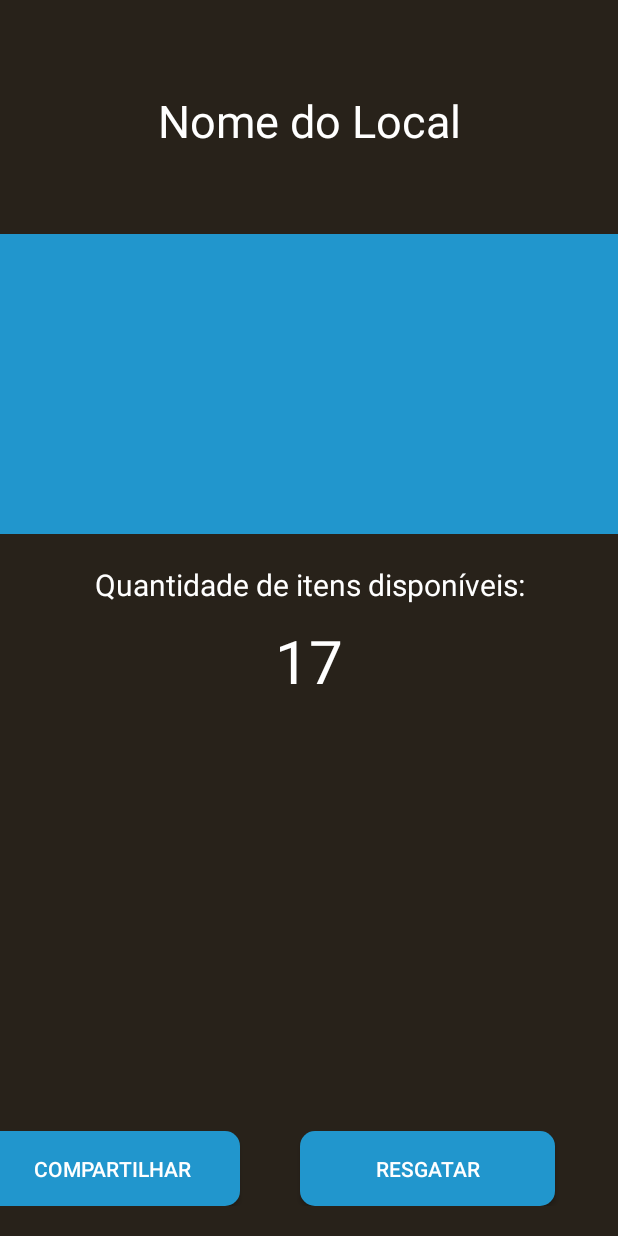
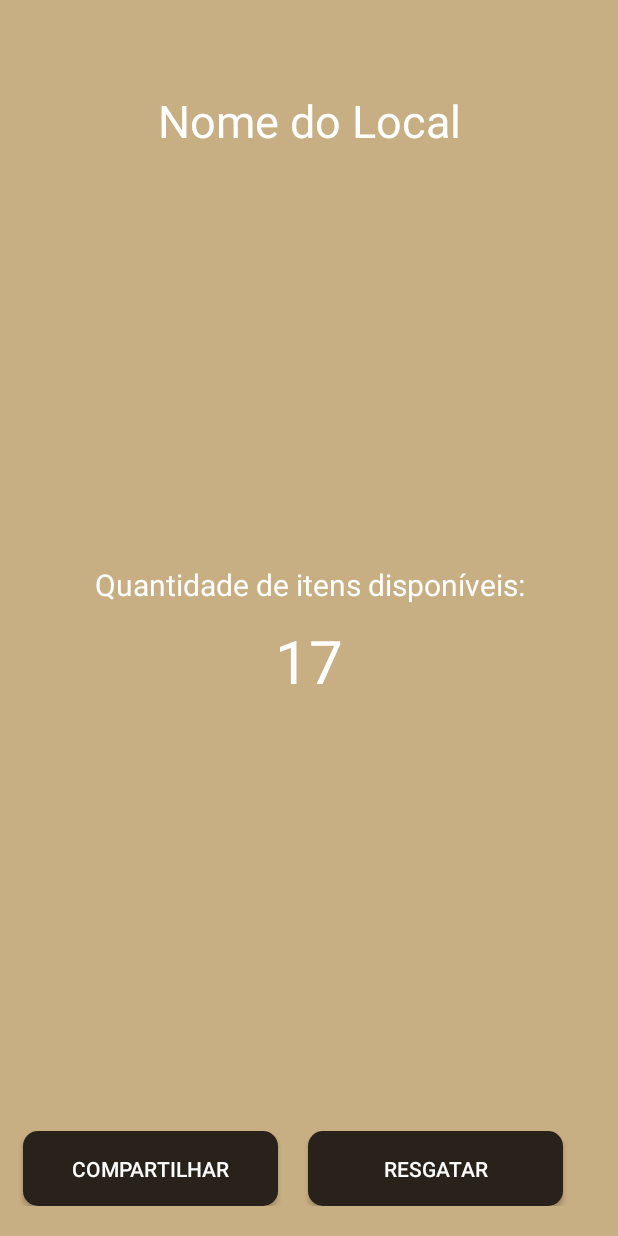
Before and after one commit to lucasncabral/cafesuspenso, an Android app: the CafeteriaActivity screen opened directly, with no data from a screen before it, on a phone screen of 412 x 824 dp. Run offline under Robolectric (Android 15) with nearby library versions, the phone set to English and light mode, and no system bars; our stand-ins replace Picasso; network calls fail; pictures from the network do not load; 6 statements that could not run were skipped.

Commit message:
Refatorando a inteface do Aplicativo

```diff
--- a/app/src/main/res/layout/activity_cafeteria.xml
+++ b/app/src/main/res/layout/activity_cafeteria.xml
@@ -4,7 +4,7 @@
     xmlns:tools="http://schemas.android.com/tools"
     android:layout_width="match_parent"
     android:layout_height="match_parent"
-    android:background="@color/colorPrimaryDark"
+    android:background="@color/colorPrimaryLight"
     tools:context="com.cafesuspenso.ufcg.cafesuspenso.Activity.CafeteriaActivity">
 
     <LinearLayout
@@ -40,7 +40,7 @@
             android:scaleType="centerCrop"
             android:layout_height="200dp"
             android:layout_marginTop="55dp"
-            android:src="@color/colorAccent" />
+            android:src="@color/colorPrimaryLight" />
 
         <TextView
             android:layout_width="match_parent"
@@ -75,21 +75,22 @@
         <Button
             android:id="@+id/share_btn"
             android:layout_width="170dp"
-            android:layout_marginLeft="-10dp"
             android:layout_height="match_parent"
+            android:layout_marginLeft="15dp"
             android:background="@drawable/border"
-            android:textColor="@color/white"
-            android:backgroundTint="@color/colorAccent"
-            android:text="Compartilhar" />
+            android:backgroundTint="@color/colorPrimaryDark"
+            android:text="Compartilhar"
+            android:textColor="@color/white" />
 
         <Button
             android:layout_width="170dp"
             android:layout_height="match_parent"
             android:background="@drawable/border"
-            android:layout_marginLeft="40dp"
+            android:layout_marginLeft="20dp"
             android:textColor="@color/white"
-            android:backgroundTint="@color/colorAccent"
+            android:backgroundTint="@color/colorPrimaryDark"
             android:id="@+id/redeem_btn"
-            android:text="Resgatar"/>
+            android:text="Resgatar"
+            android:layout_marginRight="10dp"/>
     </LinearLayout>
 </RelativeLayout>
--- a/app/src/main/res/layout/activity_redeem_coffee.xml
+++ b/app/src/main/res/layout/activity_redeem_coffee.xml
@@ -3,7 +3,7 @@
     xmlns:app="http://schemas.android.com/apk/res-auto"
     xmlns:tools="http://schemas.android.com/tools"
     android:layout_width="match_parent"
-    android:background="@color/colorAccent"
+    android:background="@color/colorPrimaryLight"
     android:orientation="vertical"
     android:layout_height="match_parent"
     tools:context="com.cafesuspenso.ufcg.cafesuspenso.Activity.RedeemCoffeeActivity">
@@ -79,7 +79,7 @@
         android:textColor="@color/white"
         android:backgroundTint="@color/colorPrimary"
         android:id="@+id/share_btn"
-        android:text="Compartilhar"/>
+        android:text="Compartilhar "/>
 
     </LinearLayout>
 
--- a/app/src/main/res/layout/activity_share_coffee.xml
+++ b/app/src/main/res/layout/activity_share_coffee.xml
@@ -3,7 +3,7 @@
     xmlns:app="http://schemas.android.com/apk/res-auto"
     xmlns:tools="http://schemas.android.com/tools"
     android:layout_width="match_parent"
-    android:background="@color/colorAccent"
+    android:background="@color/colorPrimaryLight"
     android:orientation="vertical"
     android:layout_height="match_parent"
     tools:context="com.cafesuspenso.ufcg.cafesuspenso.Activity.ShareCoffeeActivity">
@@ -54,7 +54,7 @@
             android:id="@+id/txt_name_product"
             android:textAlignment="center"
             android:textColor="@color/white"
-            android:text="Item:"
+            android:text="Quantidade:"
             tools:layout_editor_absoluteY="0dp"
             tools:layout_editor_absoluteX="8dp" />
         <!--
@@ -85,7 +85,7 @@
         android:layout_marginTop="10dp"
         android:textAlignment="center"
         android:textSize="30dp"
-        android:text="1"/>
+        android:text="R$ 1,00"/>
 
     <LinearLayout
         android:layout_width="match_parent"
--- a/app/src/main/res/layout/activity_splash.xml
+++ b/app/src/main/res/layout/activity_splash.xml
@@ -2,12 +2,12 @@
 <RelativeLayout xmlns:android="http://schemas.android.com/apk/res/android"
     android:layout_width="match_parent"
     android:layout_height="match_parent"
-    android:background="@color/colorPrimary">
+    android:background="@color/colorPrimaryLight">
 
     <LinearLayout
         android:layout_width="match_parent"
         android:layout_height="match_parent"
-        android:background="@color/colorPrimaryDark"/>
+        android:background="@color/colorPrimaryLight"/>
 
     <ImageView
         android:id="@+id/imgLogo"
--- a/app/src/main/res/layout/fragment_about.xml
+++ b/app/src/main/res/layout/fragment_about.xml
@@ -3,7 +3,7 @@
     xmlns:tools="http://schemas.android.com/tools"
     android:layout_width="match_parent"
     android:layout_height="match_parent"
-    android:background="@color/colorPrimary"
+    android:background="@color/colorPrimaryLight"
     android:orientation="vertical"
     tools:context="com.cafesuspenso.ufcg.cafesuspenso.Fragment.AboutFragment"
     android:weightSum="1">
--- a/app/src/main/res/layout/fragment_my_transactions.xml
+++ b/app/src/main/res/layout/fragment_my_transactions.xml
@@ -5,7 +5,7 @@
     android:layout_width="match_parent"
     android:layout_height="match_parent"
     android:orientation="vertical"
-    android:background="@color/colorPrimary"
+    android:background="@color/colorPrimaryLight"
     tools:context="com.cafesuspenso.ufcg.cafesuspenso.Fragment.MyTransactionsFragment">
 
     <TextView
--- a/app/src/main/res/layout/fragment_ranking.xml
+++ b/app/src/main/res/layout/fragment_ranking.xml
@@ -2,7 +2,7 @@
     xmlns:tools="http://schemas.android.com/tools"
     android:layout_width="match_parent"
     android:layout_height="match_parent"
-    android:background="@color/colorPrimary"
+    android:background="@color/colorPrimaryLight"
     tools:context="com.cafesuspenso.ufcg.cafesuspenso.Fragment.RankingFragment">
 
 </LinearLayout>
--- a/app/src/main/res/layout/nav_header_main.xml
+++ b/app/src/main/res/layout/nav_header_main.xml
@@ -3,7 +3,7 @@
     xmlns:app="http://schemas.android.com/apk/res-auto"
     android:layout_width="match_parent"
     android:layout_height="200dp"
-    android:background="@color/colorAccent"
+    android:background="@color/colorPrimaryLight"
     android:gravity="bottom"
     android:orientation="vertical"
     android:paddingBottom="@dimen/activity_vertical_margin"
--- a/app/src/main/res/values/colors.xml
+++ b/app/src/main/res/values/colors.xml
@@ -3,6 +3,7 @@
     <color name="colorPrimary">#28221a</color>
     <color name="colorPrimaryDark">#28221a</color>
     <color name="colorAccent">#2196cd</color>
+    <color name="colorPrimaryLight">#c7ae83</color>
 
     <color name="white">#ffffff</color>
     <color name="grey">#dedde0</color>
```
Also changed, not shown: app/src/main/res/layout/activity_login.xml (+3 -12 lines).
